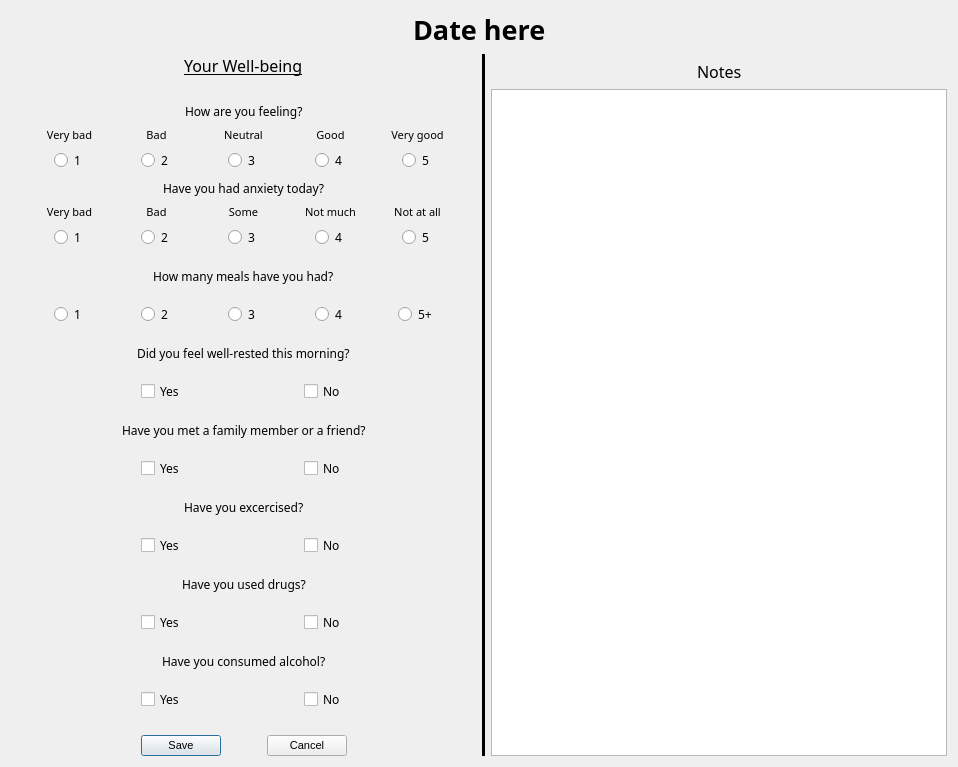
Qt form project_root/src/gui/Registration_form_prototype.ui (CopycatPandaExpressChowMein/Agile-Development-Project-2025) before a commit.
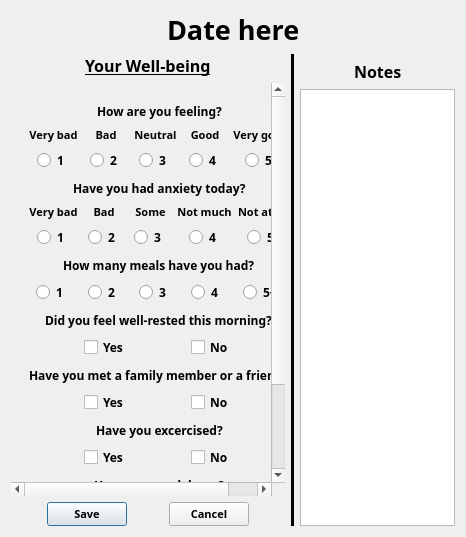
The same form after that commit.

What changed in the file:
```diff
--- a/project_root/src/gui/Registration_form_prototype.ui
+++ b/project_root/src/gui/Registration_form_prototype.ui
@@ -6,8 +6,8 @@
    <rect>
     <x>0</x>
     <y>0</y>
-    <width>958</width>
-    <height>767</height>
+    <width>466</width>
+    <height>537</height>
    </rect>
   </property>
   <property name="font">
@@ -38,7 +38,7 @@
       <widget class="QLabel" name="registration_form_date_label">
        <property name="font">
         <font>
-         <family>Segoe UI Variable Display Semib</family>
+         <family>Book Antiqua</family>
          <pointsize>20</pointsize>
          <weight>75</weight>
          <bold>true</bold>
@@ -87,8 +87,10 @@
           <widget class="QLabel" name="label_5">
            <property name="font">
             <font>
-             <family>Segoe UI Variable Display Semib</family>
+             <family>Book Antiqua</family>
              <pointsize>12</pointsize>
+             <weight>75</weight>
+             <bold>true</bold>
              <underline>true</underline>
             </font>
            </property>
@@ -125,8 +127,8 @@
            <rect>
             <x>0</x>
             <y>0</y>
-            <width>462</width>
-            <height>613</height>
+            <width>240</width>
+            <height>494</height>
            </rect>
           </property>
           <layout class="QVBoxLayout" name="verticalLayout_12">
@@ -162,8 +164,10 @@
                      <widget class="QLabel" name="label">
                       <property name="font">
                        <font>
-                        <family>Segoe UI Variable Display Semib</family>
+                        <family>Book Antiqua</family>
                         <pointsize>9</pointsize>
+                        <weight>75</weight>
+                        <bold>true</bold>
                        </font>
                       </property>
                       <property name="text">
@@ -200,8 +204,10 @@
                        <widget class="QLabel" name="label_7">
                         <property name="font">
                          <font>
-                          <family>Segoe UI Variable Display Semil</family>
+                          <family>Book Antiqua</family>
                           <pointsize>8</pointsize>
+                          <weight>75</weight>
+                          <bold>true</bold>
                          </font>
                         </property>
                         <property name="layoutDirection">
@@ -234,8 +240,10 @@
                          <widget class="QRadioButton" name="registration_form_rbutton_wellbeing_1">
                           <property name="font">
                            <font>
-                            <family>Segoe UI Variable Display Semib</family>
+                            <family>Book Antiqua</family>
                             <pointsize>9</pointsize>
+                            <weight>75</weight>
+                            <bold>true</bold>
                            </font>
                           </property>
                           <property name="text">
@@ -275,8 +283,10 @@
                        <widget class="QLabel" name="label_8">
                         <property name="font">
                          <font>
-                          <family>Segoe UI Variable Display Semil</family>
+                          <family>Book Antiqua</family>
                           <pointsize>8</pointsize>
+                          <weight>75</weight>
+                          <bold>true</bold>
                          </font>
                         </property>
                         <property name="layoutDirection">
@@ -309,8 +319,10 @@
                          <widget class="QRadioButton" name="registration_form_rbutton_wellbeing_2">
                           <property name="font">
                            <font>
-                            <family>Segoe UI Variable Display Semib</family>
+                            <family>Book Antiqua</family>
                             <pointsize>9</pointsize>
+                            <weight>75</weight>
+                            <bold>true</bold>
                            </font>
                           </property>
                           <property name="text">
@@ -344,8 +356,10 @@
                        <widget class="QLabel" name="label_10">
                         <property name="font">
                          <font>
-                          <family>Segoe UI Variable Display Semil</family>
+                          <family>Book Antiqua</family>
                           <pointsize>8</pointsize>
+                          <weight>75</weight>
+                          <bold>true</bold>
                          </font>
                         </property>
                         <property name="layoutDirection">
@@ -378,8 +392,10 @@
                          <widget class="QRadioButton" name="registration_form_rbutton_wellbeing_3">
                           <property name="font">
                            <font>
-                            <family>Segoe UI Variable Display Semib</family>
+                            <family>Book Antiqua</family>
                             <pointsize>9</pointsize>
+                            <weight>75</weight>
+                            <bold>true</bold>
                            </font>
                           </property>
                           <property name="text">
@@ -413,8 +429,10 @@
                        <widget class="QLabel" name="label_9">
                         <property name="font">
                          <font>
-                          <family>Segoe UI Variable Display Semil</family>
+                          <family>Book Antiqua</family>
                           <pointsize>8</pointsize>
+                          <weight>75</weight>
+                          <bold>true</bold>
                          </font>
                         </property>
                         <property name="layoutDirection">
@@ -447,8 +465,10 @@
                          <widget class="QRadioButton" name="registration_form_rbutton_wellbeing_4">
                           <property name="font">
                            <font>
-                            <family>Segoe UI Variable Display Semib</family>
+                            <family>Book Antiqua</family>
                             <pointsize>9</pointsize>
+                            <weight>75</weight>
+                            <bold>true</bold>
                            </font>
                           </property>
                           <property name="text">
@@ -482,8 +502,10 @@
                        <widget class="QLabel" name="label_6">
                         <property name="font">
                          <font>
-                          <family>Segoe UI Variable Display Semil</family>
+                          <family>Book Antiqua</family>
                           <pointsize>8</pointsize>
+                          <weight>75</weight>
+                          <bold>true</bold>
                          </font>
                         </property>
                         <property name="layoutDirection">
@@ -516,8 +538,10 @@
                          <widget class="QRadioButton" name="registration_form_rbutton_wellbeing_5">
                           <property name="font">
                            <font>
-                            <family>Segoe UI Variable Display Semib</family>
+                            <family>Book Antiqua</family>
                             <pointsize>9</pointsize>
+                            <weight>75</weight>
+                            <bold>true</bold>
                            </font>
                           </property>
                           <property name="toolTip">
@@ -591,8 +615,10 @@
                      <widget class="QLabel" name="label_28">
                       <property name="font">
                        <font>
-                        <family>Segoe UI Variable Display Semib</family>
+                        <family>Book Antiqua</family>
                         <pointsize>9</pointsize>
+                        <weight>75</weight>
+                        <bold>true</bold>
                        </font>
                       </property>
                       <property name="text">
@@ -629,8 +655,10 @@
                        <widget class="QLabel" name="label_29">
                         <property name="font">
                          <font>
-                          <family>Segoe UI Variable Display Semil</family>
+                          <family>Book Antiqua</family>
                           <pointsize>8</pointsize>
+                          <weight>75</weight>
+                          <bold>true</bold>
                          </font>
                         </property>
                         <property name="layoutDirection">
@@ -663,8 +691,10 @@
                          <widget class="QRadioButton" name="registration_form_rbutton_anxiety_1">
                           <property name="font">
                            <font>
-                            <family>Segoe UI Variable Display Semib</family>
+                            <family>Book Antiqua</family>
                             <pointsize>9</pointsize>
+                            <weight>75</weight>
+                            <bold>true</bold>
                            </font>
                           </property>
                           <property name="text">
@@ -704,8 +734,10 @@
                        <widget class="QLabel" name="label_30">
                         <property name="font">
                          <font>
-                          <family>Segoe UI Variable Display Semil</family>
+                          <family>Book Antiqua</family>
                           <pointsize>8</pointsize>
+                          <weight>75</weight>
+                          <bold>true</bold>
                          </font>
                         </property>
                         <property name="layoutDirection">
@@ -738,8 +770,10 @@
                          <widget class="QRadioButton" name="registration_form_rbutton_anxiety_2">
                           <property name="font">
                            <font>
-                            <family>Segoe UI Variable Display Semib</family>
+                            <family>Book Antiqua</family>
                             <pointsize>9</pointsize>
+                            <weight>75</weight>
+                            <bold>true</bold>
                            </font>
                           </property>
                           <property name="text">
@@ -773,8 +807,10 @@
                        <widget class="QLabel" name="label_31">
                         <property name="font">
                          <font>
-                          <family>Segoe UI Variable Display Semil</family>
+                          <family>Book Antiqua</family>
                           <pointsize>8</pointsize>
+                          <weight>75</weight>
+                          <bold>true</bold>
                          </font>
                         </property>
                         <property name="layoutDirection">
@@ -807,8 +843,10 @@
                          <widget class="QRadioButton" name="registration_form_rbutton_anxiety_3">
                           <property name="font">
                            <font>
-                            <family>Segoe UI Variable Display Semib</family>
+                            <family>Book Antiqua</family>
                             <pointsize>9</pointsize>
+                            <weight>75</weight>
+                            <bold>true</bold>
                            </font>
                           </property>
                           <property name="text">
@@ -842,8 +880,10 @@
                        <widget class="QLabel" name="label_32">
                         <property name="font">
                          <font>
-                          <family>Segoe UI Variable Display Semil</family>
+                          <family>Book Antiqua</family>
                           <pointsize>8</pointsize>
+                          <weight>75</weight>
+                          <bold>true</bold>
                          </font>
                         </property>
                         <property name="layoutDirection">
@@ -876,8 +916,10 @@
                          <widget class="QRadioButton" name="registration_form_rbutton_anxiety_4">
                           <property name="font">
                            <font>
-                            <family>Segoe UI Variable Display Semib</family>
+                            <family>Book Antiqua</family>
                             <pointsize>9</pointsize>
+                            <weight>75</weight>
+                            <bold>true</bold>
                            </font>
                           </property>
                           <property name="text">
@@ -911,8 +953,10 @@
                        <widget class="QLabel" name="label_33">
                         <property name="font">
                          <font>
-                          <family>Segoe UI Variable Display Semil</family>
+                          <family>Book Antiqua</family>
                           <pointsize>8</pointsize>
+                          <weight>75</weight>
+                          <bold>true</bold>
                          </font>
                         </property>
                         <property name="layoutDirection">
@@ -945,8 +989,10 @@
                          <widget class="QRadioButton" name="registration_form_rbutton_anxiety_5">
                           <property name="font">
                            <font>
-                            <family>Segoe UI Variable Display Semib</family>
+                            <family>Book Antiqua</family>
                             <pointsize>9</pointsize>
+                            <weight>75</weight>
+                            <bold>true</bold>
                            </font>
                           </property>
                           <property name="toolTip">
@@ -1020,8 +1066,10 @@
                      <widget class="QLabel" name="label_34">
                       <property name="font">
                        <font>
-                        <family>Segoe UI Variable Display Semib</family>
+                        <family>Book Antiqua</family>
                         <pointsize>9</pointsize>
+                        <weight>75</weight>
+                        <bold>true</bold>
                        </font>
                       </property>
                       <property name="text">
@@ -1073,8 +1121,10 @@
                          <widget class="QRadioButton" name="registration_form_rbutton_meals_1">
                           <property name="font">
                            <font>
-                            <family>Segoe UI Variable Display Semib</family>
+                            <family>Book Antiqua</family>
                             <pointsize>9</pointsize>
+                            <weight>75</weight>
+                            <bold>true</bold>
                            </font>
                           </property>
                           <property name="text">
@@ -1129,8 +1179,10 @@
                          <widget class="QRadioButton" name="registration_form_rbutton_meals_2">
                           <property name="font">
                            <font>
-                            <family>Segoe UI Variable Display Semib</family>
+                            <family>Book Antiqua</family>
                             <pointsize>9</pointsize>
+                            <weight>75</weight>
+                            <bold>true</bold>
                            </font>
                           </property>
                           <property name="text">
@@ -1179,8 +1231,10 @@
                          <widget class="QRadioButton" name="registration_form_rbutton_meals_3">
                           <property name="font">
                            <font>
-                            <family>Segoe UI Variable Display Semib</family>
+                            <family>Book Antiqua</family>
                             <pointsize>9</pointsize>
+                            <weight>75</weight>
+                            <bold>true</bold>
                            </font>
                           </property>
                           <property name="text">
@@ -1229,8 +1283,10 @@
                          <widget class="QRadioButton" name="registration_form_rbutton_meals_4">
                           <property name="font">
                            <font>
-                            <family>Segoe UI Variable Display Semib</family>
+                            <family>Book Antiqua</family>
                             <pointsize>9</pointsize>
+                            <weight>75</weight>
+                            <bold>true</bold>
                            </font>
                           </property>
                           <property name="text">
@@ -1279,8 +1335,10 @@
                          <widget class="QRadioButton" name="registration_form_rbutton_meals_5">
                           <property name="font">
                            <font>
-                            <family>Segoe UI Variable Display Semib</family>
+                            <family>Book Antiqua</family>
                             <pointsize>9</pointsize>
+                            <weight>75</weight>
+                            <bold>true</bold>
                            </font>
                           </property>
                           <property name="toolTip">
@@ -1348,8 +1406,10 @@
                      <widget class="QLabel" name="label_15">
                       <property name="font">
                        <font>
-                        <family>Segoe UI Variable Display Semib</family>
+                        <family>Book Antiqua</family>
                         <pointsize>9</pointsize>
+                        <weight>75</weight>
+                        <bold>true</bold>
                        </font>
                       </property>
                       <property name="text">
@@ -1391,8 +1451,10 @@
                      <widget class="QCheckBox" name="registration_form_boxes_rest_yes">
                       <property name="font">
                        <font>
-                        <family>Segoe UI Variable Display Semib</family>
+                        <family>Book Antiqua</family>
                         <pointsize>9</pointsize>
+                        <weight>75</weight>
+                        <bold>true</bold>
                        </font>
                       </property>
                       <property name="text">
@@ -1420,8 +1482,10 @@
                      <widget class="QCheckBox" name="registration_form_boxes_rest_no">
                       <property name="font">
                        <font>
-                        <family>Segoe UI Variable Display Semib</family>
+                        <family>Book Antiqua</family>
                         <pointsize>9</pointsize>
+                        <weight>75</weight>
+                        <bold>true</bold>
                        </font>
                       </property>
                       <property name="text">
@@ -1470,8 +1534,10 @@
                      <widget class="QLabel" name="label_27">
                       <property name="font">
                        <font>
-                        <family>Segoe UI Variable Display Semib</family>
+                        <family>Book Antiqua</family>
                         <pointsize>9</pointsize>
+                        <weight>75</weight>
+                        <bold>true</bold>
                        </font>
                       </property>
                       <property name="text">
@@ -1513,8 +1579,10 @@
                      <widget class="QCheckBox" name="registration_form_boxes_connected_yes">
                       <property name="font">
                        <font>
-                        <family>Segoe UI Variable Display Semib</family>
+                        <family>Book Antiqua</family>
                         <pointsize>9</pointsize>
+                        <weight>75</weight>
+                        <bold>true</bold>
                        </font>
                       </property>
                       <property name="text">
@@ -1542,8 +1610,10 @@
                      <widget class="QCheckBox" name="registration_form_boxes_connected_no">
                       <property name="font">
                        <font>
-                        <family>Segoe UI Variable Display Semib</family>
+                        <family>Book Antiqua</family>
                         <pointsize>9</pointsize>
+                        <weight>75</weight>
+                        <bold>true</bold>
                        </font>
                       </property>
                       <property name="text">
@@ -1592,8 +1662,10 @@
                      <widget class="QLabel" name="label_26">
                       <property name="font">
                        <font>
-                        <family>Segoe UI Variable Display Semib</family>
+                        <family>Book Antiqua</family>
                         <pointsize>9</pointsize>
+                        <weight>75</weight>
+                        <bold>true</bold>
                        </font>
                       </property>
                       <property name="text">
@@ -1635,8 +1707,10 @@
                      <widget class="QCheckBox" name="registration_form_boxes_exercise_yes">
                       <property name="font">
                        <font>
-                        <family>Segoe UI Variable Display Semib</family>
+                        <family>Book Antiqua</family>
                         <pointsize>9</pointsize>
+                        <weight>75</weight>
+                        <bold>true</bold>
                        </font>
                       </property>
                       <property name="text">
@@ -1664,8 +1738,10 @@
                      <widget class="QCheckBox" name="registration_form_boxes_exercise_no">
                       <property name="font">
                        <font>
-                        <family>Segoe UI Variable Text Semibold</family>
+                        <family>Book Antiqua</family>
                         <pointsize>9</pointsize>
+                        <weight>75</weight>
+                        <bold>true</bold>
                        </font>
                       </property>
                       <property name="text">
@@ -1714,8 +1790,10 @@
                      <widget class="QLabel" name="label_2">
                       <property name="font">
                        <font>
-                        <family>Segoe UI Variable Display Semib</family>
+                        <family>Book Antiqua</family>
                         <pointsize>9</pointsize>
+                        <weight>75</weight>
+                        <bold>true</bold>
                        </font>
                       </property>
                       <property name="text">
@@ -1757,8 +1835,10 @@
                      <widget class="QCheckBox" name="registration_form_boxes_drugs_yes">
                       <property name="font">
                        <font>
-                        <family>Segoe UI Variable Display Semib</family>
+                        <family>Book Antiqua</family>
                         <pointsize>9</pointsize>
+                        <weight>75</weight>
+                        <bold>true</bold>
                        </font>
                       </property>
                       <property name="text">
@@ -1786,8 +1866,10 @@
                      <widget class="QCheckBox" name="registration_form_boxes_drugs_no">
                       <property name="font">
                        <font>
-                        <family>Segoe UI Variable Display Semib</family>
+                        <family>Book Antiqua</family>
                         <pointsize>9</pointsize>
+                        <weight>75</weight>
+                        <bold>true</bold>
                        </font>
                       </property>
                       <property name="text">
@@ -1836,8 +1918,10 @@
                      <widget class="QLabel" name="label_3">
                       <property name="font">
                        <font>
-                        <family>Segoe UI Variable Display Semib</family>
+                        <family>Book Antiqua</family>
                         <pointsize>9</pointsize>
+                        <weight>75</weight>
+                        <bold>true</bold>
                        </font>
                       </property>
                       <property name="text">
@@ -1879,8 +1963,10 @@
                      <widget class="QCheckBox" name="registration_form_boxes_alcohol_yes">
                       <property name="font">
                        <font>
-                        <family>Segoe UI Variable Display Semib</family>
+                        <family>Book Antiqua</family>
                         <pointsize>9</pointsize>
+                        <weight>75</weight>
+                        <bold>true</bold>
                        </font>
                       </property>
                       <property name="text">
@@ -1908,8 +1994,10 @@
                      <widget class="QCheckBox" name="registration_form_boxes_alcohol_no">
                       <property name="font">
                        <font>
-                        <family>Segoe UI Variable Text Semibold</family>
+                        <family>Book Antiqua</family>
                         <pointsize>9</pointsize>
+                        <weight>75</weight>
+                        <bold>true</bold>
                        </font>
                       </property>
                       <property name="text">
@@ -1965,6 +2053,13 @@
           <layout class="QHBoxLayout" name="horizontalLayout_8">
            <item>
             <widget class="QPushButton" name="registration_form_button_save">
+             <property name="font">
+              <font>
+               <family>Book Antiqua</family>
+               <weight>75</weight>
+               <bold>true</bold>
+              </font>
+             </property>
              <property name="text">
               <string>Save</string>
              </property>
@@ -1985,6 +2080,13 @@
            </item>
            <item>
             <widget class="QPushButton" name="registration_form_button_cancel">
+             <property name="font">
+              <font>
+               <family>Book Antiqua</family>
+               <weight>75</weight>
+               <bold>true</bold>
+              </font>
+             </property>
              <property name="text">
               <string>Cancel</string>
              </property>
@@ -2061,8 +2163,10 @@
             <widget class="QLabel" name="register_notes_label">
              <property name="font">
               <font>
-               <family>Segoe UI Variable Display Semib</family>
+               <family>Book Antiqua</family>
                <pointsize>12</pointsize>
+               <weight>75</weight>
+               <bold>true</bold>
               </font>
              </property>
              <property name="text">
```
Left out of the diff: 6 changed lines with no effect on the pictures.
